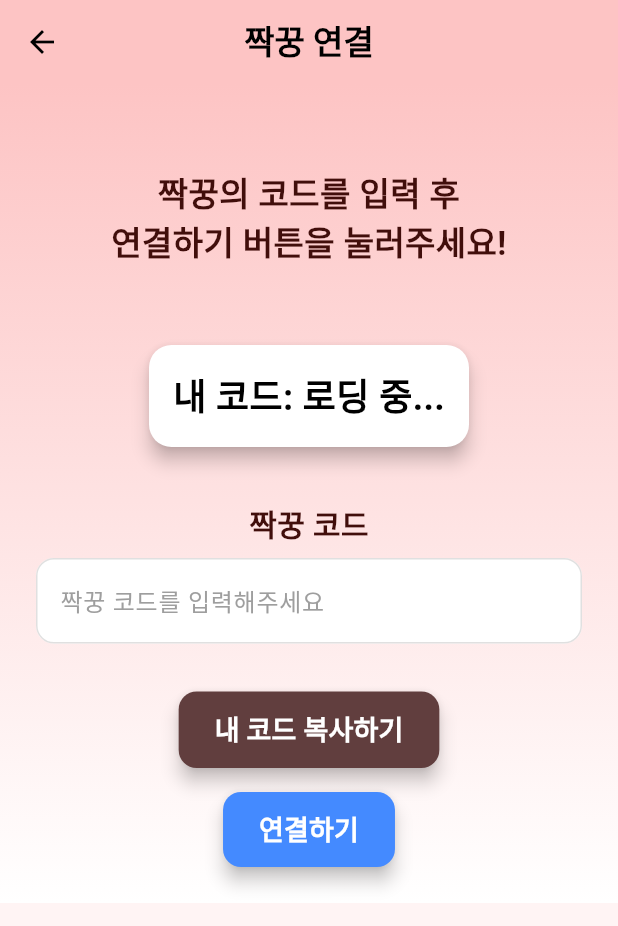
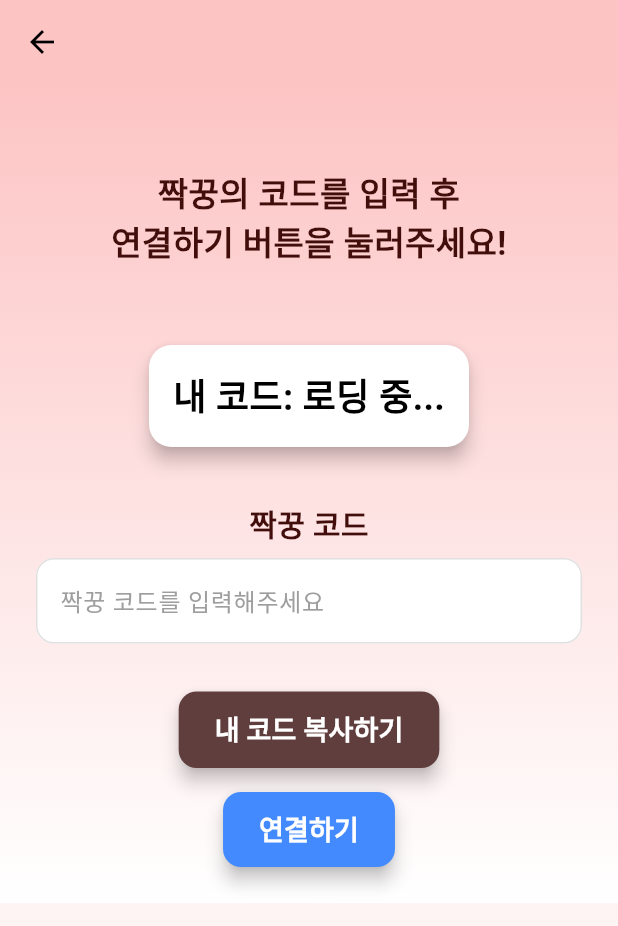
Before and after one commit to one-dollor-a/our-promise-app, a Flutter app: the ConnectCouplePage screen opened by its route, on a phone screen of 412 x 824 dp. Shown: the top 926 px of the screen. Run offline on Flutter 3.47's test engine with Material 3 defaults, Android fonts, the phone set to English and light mode, and no system bars; our stand-ins replace curved_navigation_bar, flutter_dotenv, flutter_form_builder, flutter_hooks, flutter_riverpod, flutter_secure_storage and 3 more; accounts and stored records are empty; generated files the repository leaves out were written again; network calls fail; Roboto replaces fonts that are missing (Pretendard); project files that could hold a hidden picture were left out.

Commit message:
modify. 앱바 타이틀 필요없는 부분 내용만 제거

```diff
--- a/lib/pages/connect_couple_page.dart
+++ b/lib/pages/connect_couple_page.dart
@@ -19,7 +19,7 @@ class _ConnectCouplePageState extends ConsumerState<ConnectCouplePage> {
     return Scaffold(
       appBar: AppBar(
         title: Text(
-          '짝꿍 연결',
+          '',
           style: TextStyle(fontSize: 22, fontFamily: 'Pretendard', fontWeight: FontWeight.bold),
         ),
         centerTitle: true,
```
